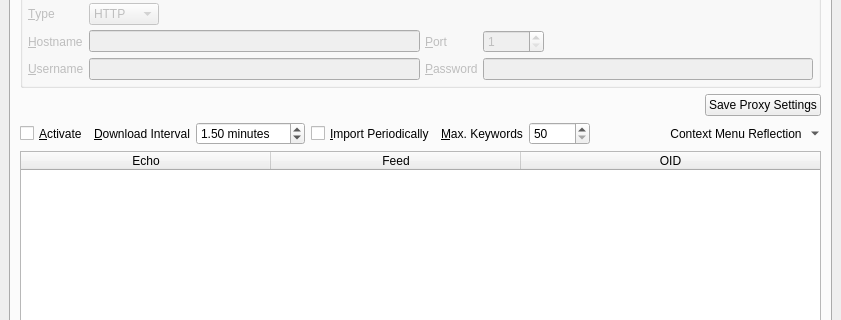
Old version of the form branches/trunk/UI/spot-on-rss.ui in the repository textbrowser/spot-on; both pictures show x 0 to 841 and y 85 to 405 of the 841 by 600 pixel window.
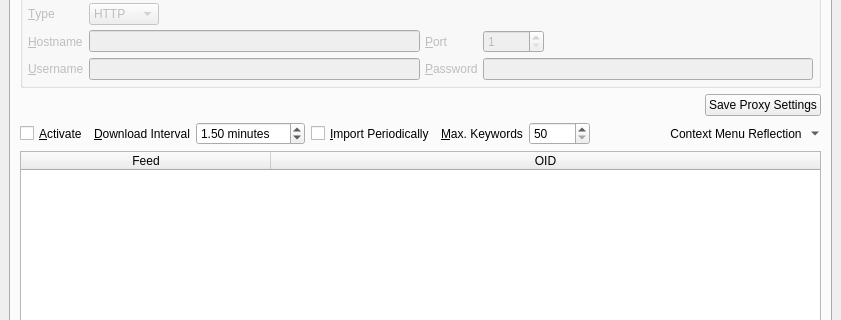
New version of the form. Icons and pictures are not drawn. Custom widgets are drawn as their Qt base class.

Commit message: RSS items.

Diff of the .ui file:
```diff
--- a/branches/trunk/UI/spot-on-rss.ui
+++ b/branches/trunk/UI/spot-on-rss.ui
@@ -359,11 +359,6 @@
           <attribute name="horizontalHeaderStretchLastSection">
            <bool>true</bool>
           </attribute>
-          <column>
-           <property name="text">
-            <string>Echo</string>
-           </property>
-          </column>
           <column>
            <property name="text">
             <string>Feed</string>
```
Left out of the diff: 11 changed lines with no effect on the pictures. The commit also changes 2 other files.
